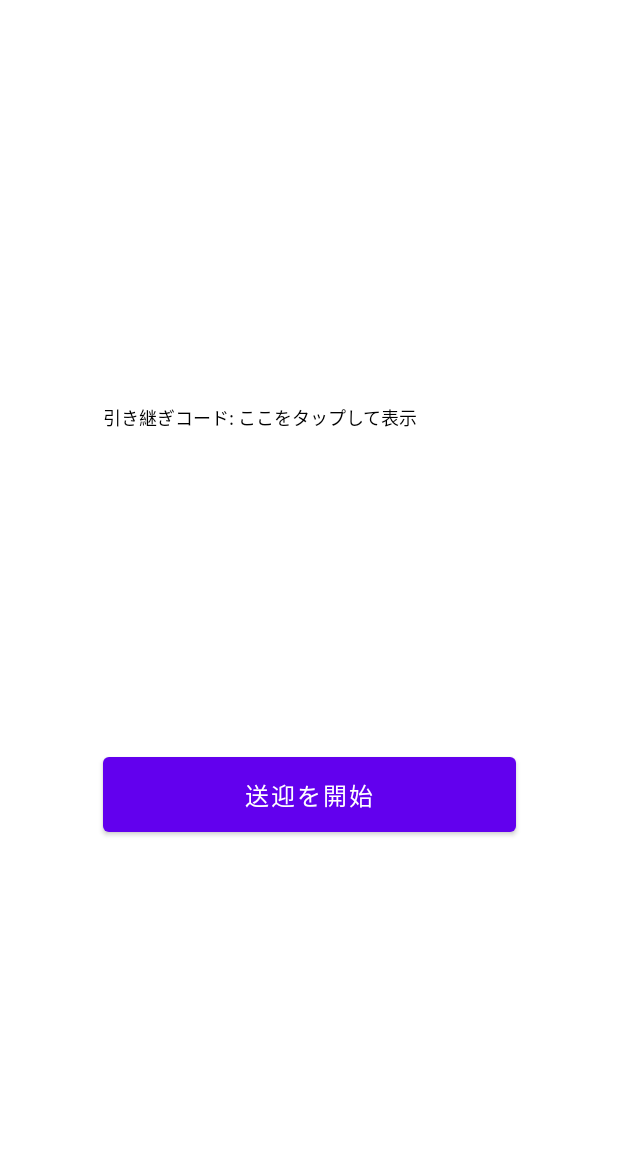
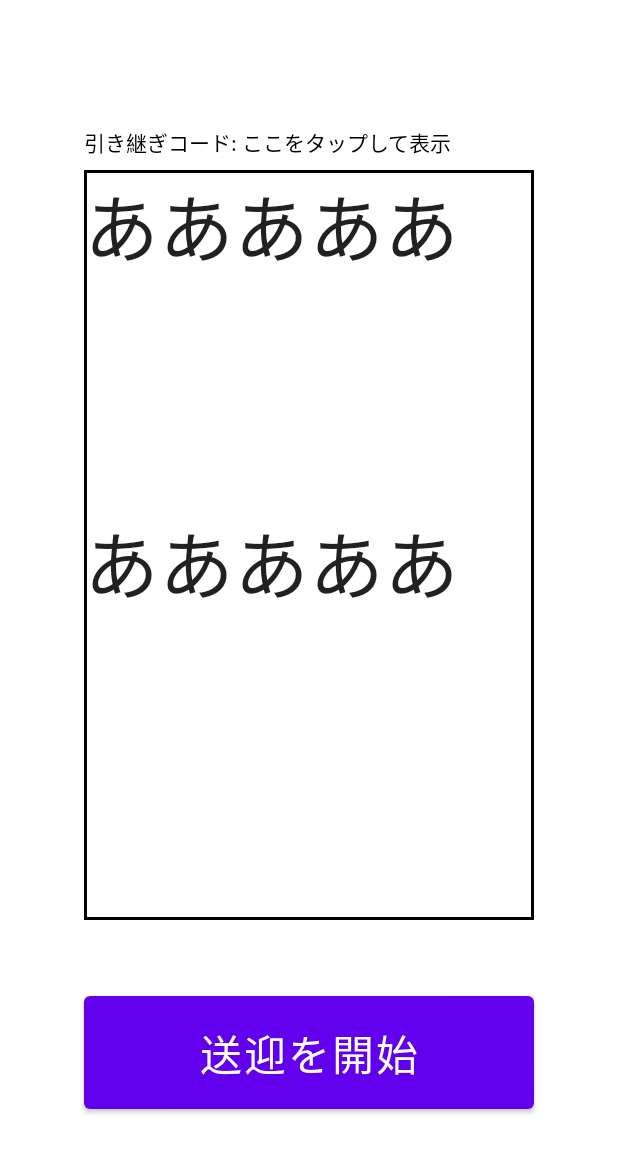
Before and after one commit to fung-hackathon/depotify-android, an Android app built with Jetpack Compose: the screen it shows after launch (MainActivity), on a phone screen of 412 x 824 dp. Shown: the top 1153 px of the screen. Run offline under Robolectric (Android 15) with nearby library versions, the phone set to English and light mode, and no system bars.

Commit message:
Implemented mock user-data viewer

```diff
--- a/app/src/main/java/com/example/funhacks2022/MainActivity.kt
+++ b/app/src/main/java/com/example/funhacks2022/MainActivity.kt
@@ -1,18 +1,19 @@
 package com.example.funhacks2022
 
-import android.content.Context
 import android.os.Bundle
 import android.widget.Toast
 import androidx.activity.ComponentActivity
 import androidx.activity.compose.setContent
+import androidx.compose.foundation.border
 import androidx.compose.foundation.layout.*
+import androidx.compose.foundation.shape.RoundedCornerShape
 import androidx.compose.foundation.text.ClickableText
 import androidx.compose.material.*
-import androidx.compose.material.icons.Icons
-import androidx.compose.material.icons.filled.Favorite
 import androidx.compose.runtime.*
 import androidx.compose.ui.Alignment
 import androidx.compose.ui.Modifier
+import androidx.compose.ui.draw.clip
+import androidx.compose.ui.graphics.Color
 import androidx.compose.ui.platform.LocalContext
 import androidx.compose.ui.text.AnnotatedString
 import androidx.compose.ui.text.TextStyle
@@ -142,31 +143,26 @@ fun homeComposable() {
             if (!showId){
                 ClickableText(
                     text = AnnotatedString("引き継ぎコード: ここをタップして表示"),
-                    style = TextStyle( fontSize = 12.sp ),
-                    modifier = Modifier.size(width = 275.dp, height = 15.dp),
+                    style = TextStyle( fontSize = 14.sp ),
+                    modifier = Modifier.size(width = 300.dp, height = 18.dp),
                     onClick = { showId = true }
                 )
             }
             else {
                 Text(
                     text = "引き継ぎコード: $userId",
-                    fontSize = 12.sp,
-                    modifier = Modifier.size(width = 275.dp, height = 15.dp)
+                    fontSize = 14.sp,
+                    modifier = Modifier.size(width = 300.dp, height = 18.dp)
                 )
             }
-            Spacer(modifier = Modifier.padding(10.dp))
-
-            /*
-            TODO: dataViewerComposable()
-            */
-
-            Spacer(modifier = Modifier.padding(100.dp))
-
+            Spacer(modifier = Modifier.padding(5.dp))
+            dataViewerComposable()
+            Spacer(modifier = Modifier.padding(25.dp))
             Button(
                 onClick = {},
-                modifier = Modifier.size(width = 275.dp, height = 50.dp)
+                modifier = Modifier.size(width = 300.dp, height = 75.dp)
             ) {
-                Text(text = "送迎を開始", fontSize = 16.sp)
+                Text(text = "送迎を開始", fontSize = 28.sp)
             }
         }
     }
@@ -174,8 +170,17 @@ fun homeComposable() {
 
 @Composable
 fun dataViewerComposable() {
+    Column(
+        modifier = Modifier
+            .border(2.dp, Color.Black)
+            .size(width = 300.dp, height = 500.dp)
+    ) {
+        Text(text = "あああああ", fontSize = 50.sp)
+        Spacer(modifier = Modifier.padding(75.dp))
+        Text(text = "あああああ", fontSize = 50.sp)
+    }
+}
 
-}
 
 @Preview(showBackground = true)
 @Composable
```
